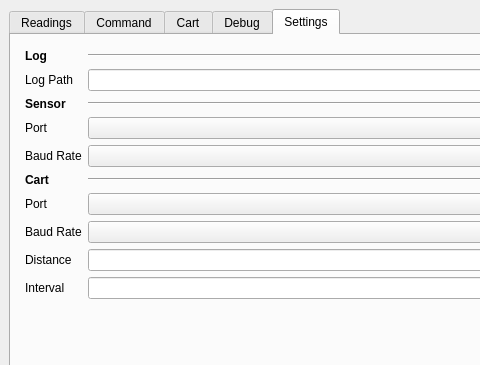
Before: the Qt Designer form tf03_test/main_window.ui in codincodee/tf0x_dev, drawn with Qt 5; both pictures show x 0 to 480 and y 0 to 365 of the 706 by 477 pixel window.
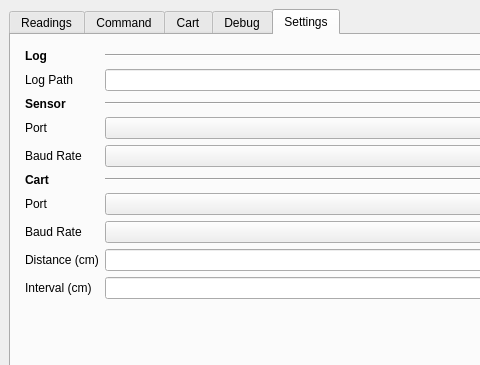
After: the same form once the commit is applied. The open tabs and pages were chosen to show the change.

Diff of the .ui file:
```diff
--- a/tf03_test/main_window.ui
+++ b/tf03_test/main_window.ui
@@ -1177,7 +1177,7 @@
               <item row="10" column="0">
                <widget class="QLabel" name="label_24">
                 <property name="text">
-                 <string>Distance</string>
+                 <string>Distance (cm)</string>
                 </property>
                </widget>
               </item>
@@ -1328,7 +1328,7 @@
               <item row="11" column="0">
                <widget class="QLabel" name="label_25">
                 <property name="text">
-                 <string>Interval</string>
+                 <string>Interval (cm)</string>
                 </property>
                </widget>
               </item>
```
Left out of the diff: 4 changed lines with no effect on the pictures.
